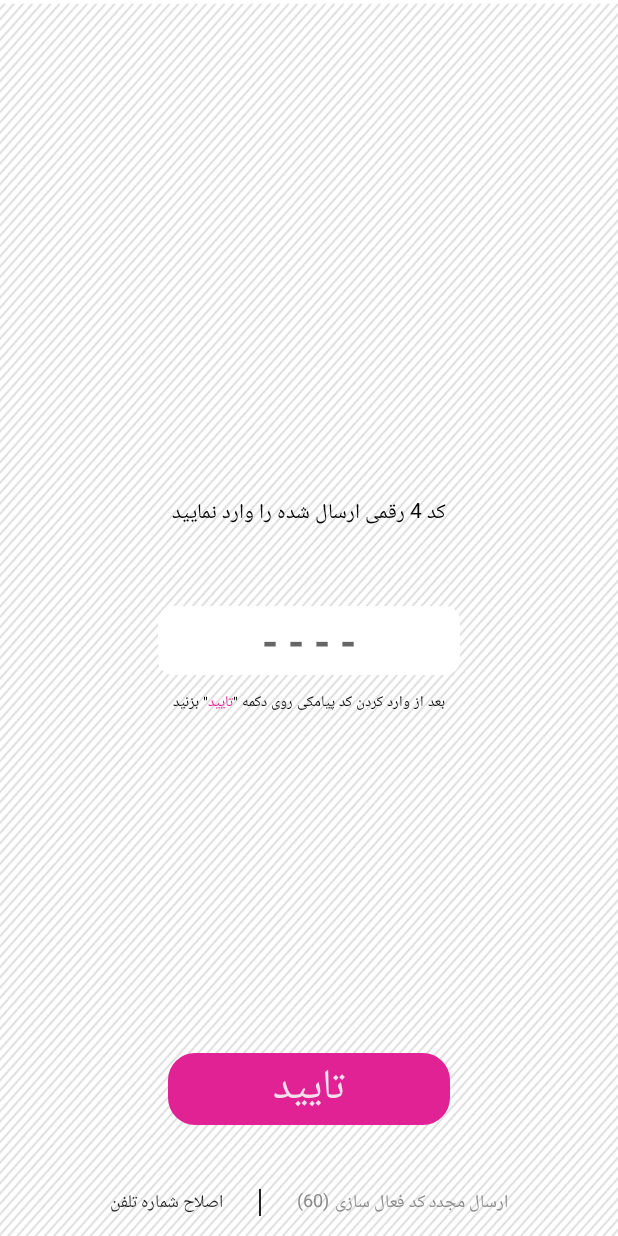
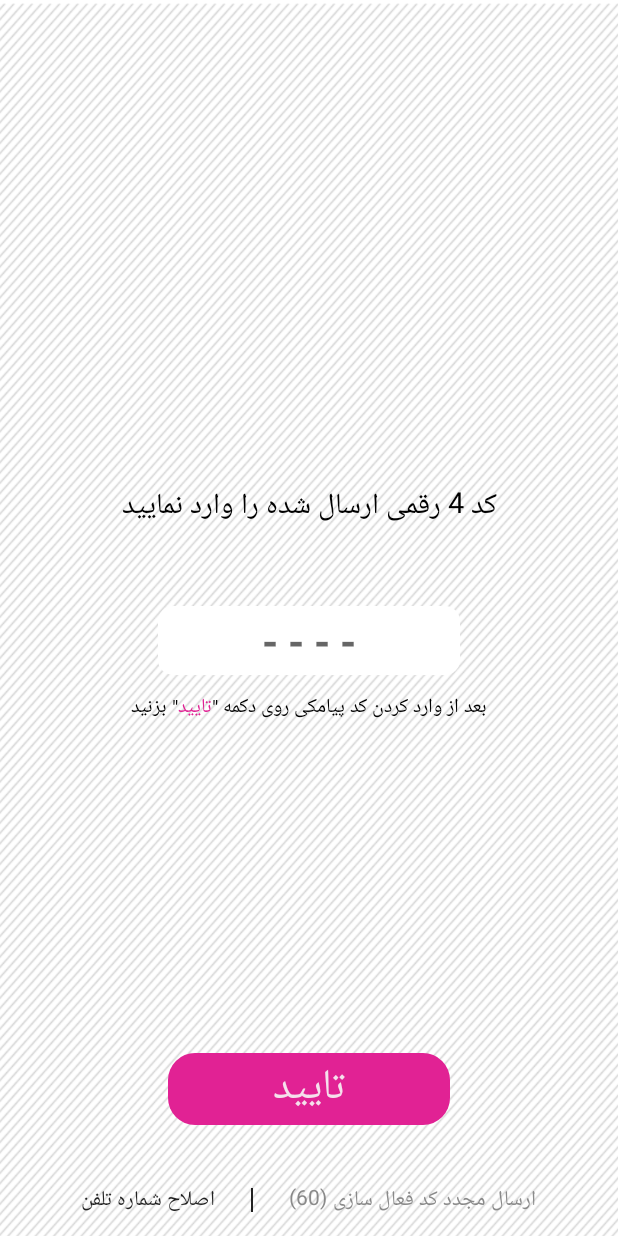
Before and after one commit to JimmySpark/NiNiGraph, an Android app: the layout activity_code_verification.xml on its own in the app's theme, with its tools: preview values and no code run, on a phone screen of 412 x 824 dp. Run offline under Robolectric (Android 15) with nearby library versions, the phone set to English and light mode, and no system bars.

Commit message:
Finish Project V1 (2)

```diff
--- a/NiNiGraph/app/src/main/java/ir/ninigraph/ninigraph/Adapter/RecyclerOrderEditThemeAdapter.java
+++ b/NiNiGraph/app/src/main/java/ir/ninigraph/ninigraph/Adapter/RecyclerOrderEditThemeAdapter.java
@@ -72,7 +72,6 @@ public class RecyclerOrderEditThemeAdapter extends RecyclerView.Adapter<Recycler
                 skipMemoryCache(true).
                 into(holder.img_theme);
 
-        Toast.makeText(context, "image_status: "+theme.image_status, Toast.LENGTH_SHORT).show();
         switch (th.image_status) {
 
             case 0:
@@ -81,9 +80,7 @@ public class RecyclerOrderEditThemeAdapter extends RecyclerView.Adapter<Recycler
                     @Override
                     public void onClick(View v) {
 
-                        Toast.makeText(context, "position: "+position, Toast.LENGTH_SHORT).show();
-                        Toast.makeText(context, "id: "+th.getId(), Toast.LENGTH_SHORT).show();
-                        //Toast.makeText(context, "برای ارسال عکس، لمس طولانی کنید", Toast.LENGTH_LONG).show();
+                        Toast.makeText(context, "برای ارسال عکس، لمس طولانی کنید", Toast.LENGTH_LONG).show();
                     }
                 });
                 holder.card_theme.setOnLongClickListener(new View.OnLongClickListener() {
@@ -199,7 +196,6 @@ public class RecyclerOrderEditThemeAdapter extends RecyclerView.Adapter<Recycler
                 if (cursor.moveToFirst()) {
                     int status = cursor.getInt(cursor.getColumnIndex(DownloadManager.COLUMN_STATUS));
 
-                    //Toast.makeText(context, String .valueOf(status), Toast.LENGTH_SHORT).show();
                     switch (status) {
 
                         case 1:
--- a/NiNiGraph/app/src/main/res/layout-sw600dp/activity_code_verification.xml
+++ b/NiNiGraph/app/src/main/res/layout-sw600dp/activity_code_verification.xml
@@ -51,7 +51,7 @@
             app:layout_constraintRight_toRightOf="parent"
             android:layout_marginBottom="54dp"
             android:text="@string/enter_code"
-            android:textSize="20sp"
+            android:textSize="28sp"
             android:textColor="#000"/>
 
         <LinearLayout
@@ -67,35 +67,35 @@
                 android:layout_width="wrap_content"
                 android:layout_height="wrap_content"
                 android:text="@string/verification_caption_part3"
-                android:textSize="14sp"
+                android:textSize="19sp"
                 android:textColor="#000"/>
 
             <TextView
                 android:layout_width="wrap_content"
                 android:layout_height="wrap_content"
                 android:text=' "'
-                android:textSize="14sp"
+                android:textSize="19sp"
                 android:textColor="#000"/>
 
             <TextView
                 android:layout_width="wrap_content"
                 android:layout_height="wrap_content"
                 android:text="@string/verification_caption_part2"
-                android:textSize="14sp"
+                android:textSize="19sp"
                 android:textColor="@color/colorAccent"/>
 
             <TextView
                 android:layout_width="wrap_content"
                 android:layout_height="wrap_content"
                 android:text='" '
-                android:textSize="14sp"
+                android:textSize="19sp"
                 android:textColor="#000"/>
 
             <TextView
                 android:layout_width="wrap_content"
                 android:layout_height="wrap_content"
                 android:text="@string/verification_caption_part1"
-                android:textSize="14sp"
+                android:textSize="19sp"
                 android:textColor="#000"/>
         </LinearLayout>
 
@@ -127,12 +127,12 @@
                 android:layout_width="wrap_content"
                 android:layout_height="wrap_content"
                 android:text="@string/edit_phone_number"
-                android:textSize="18sp"
+                android:textSize="22sp"
                 android:textColor="#dc000000"/>
 
             <ImageView
                 android:layout_width="2dp"
-                android:layout_height="24dp"
+                android:layout_height="22dp"
                 android:background="#dc000000"
                 android:layout_marginRight="24dp"
                 android:layout_marginLeft="24dp"/>
@@ -147,7 +147,7 @@
                     android:layout_width="wrap_content"
                     android:layout_height="wrap_content"
                     android:text="@string/number_seconds"
-                    android:textSize="18sp"
+                    android:textSize="22sp"
                     android:textColor="#dc787878"
                     android:layout_marginRight="4dp"/>
 
@@ -156,7 +156,7 @@
                     android:layout_width="wrap_content"
                     android:layout_height="wrap_content"
                     android:text="@string/send_code_again"
-                    android:textSize="18sp"
+                    android:textSize="22sp"
                     android:textColor="#dc787878"/>
             </LinearLayout>
 
--- a/NiNiGraph/app/src/main/res/layout/activity_code_verification.xml
+++ b/NiNiGraph/app/src/main/res/layout/activity_code_verification.xml
@@ -51,7 +51,7 @@
             app:layout_constraintRight_toRightOf="parent"
             android:layout_marginBottom="44dp"
             android:text="@string/enter_code"
-            android:textSize="14sp"
+            android:textSize="19sp"
             android:textColor="#000"/>
 
         <LinearLayout
@@ -67,35 +67,35 @@
                 android:layout_width="wrap_content"
                 android:layout_height="wrap_content"
                 android:text="@string/verification_caption_part3"
-                android:textSize="10sp"
+                android:textSize="13sp"
                 android:textColor="#000"/>
 
             <TextView
                 android:layout_width="wrap_content"
                 android:layout_height="wrap_content"
                 android:text=' "'
-                android:textSize="10sp"
+                android:textSize="13sp"
                 android:textColor="#000"/>
 
             <TextView
                 android:layout_width="wrap_content"
                 android:layout_height="wrap_content"
                 android:text="@string/verification_caption_part2"
-                android:textSize="10sp"
+                android:textSize="13sp"
                 android:textColor="@color/colorAccent"/>
 
             <TextView
                 android:layout_width="wrap_content"
                 android:layout_height="wrap_content"
                 android:text='" '
-                android:textSize="10sp"
+                android:textSize="13sp"
                 android:textColor="#000"/>
 
             <TextView
                 android:layout_width="wrap_content"
                 android:layout_height="wrap_content"
                 android:text="@string/verification_caption_part1"
-                android:textSize="10sp"
+                android:textSize="13sp"
                 android:textColor="#000"/>
         </LinearLayout>
 
@@ -127,12 +127,12 @@
                 android:layout_width="wrap_content"
                 android:layout_height="wrap_content"
                 android:text="@string/edit_phone_number"
-                android:textSize="12sp"
+                android:textSize="14sp"
                 android:textColor="#dc000000"/>
 
             <ImageView
                 android:layout_width="1dp"
-                android:layout_height="18dp"
+                android:layout_height="16dp"
                 android:background="#dc000000"
                 android:layout_marginRight="24dp"
                 android:layout_marginLeft="24dp"/>
@@ -147,7 +147,7 @@
                     android:layout_width="wrap_content"
                     android:layout_height="wrap_content"
                     android:text="@string/number_seconds"
-                    android:textSize="12sp"
+                    android:textSize="14sp"
                     android:textColor="#dc787878"
                     android:layout_marginRight="4dp"/>
 
@@ -156,7 +156,7 @@
                     android:layout_width="wrap_content"
                     android:layout_height="wrap_content"
                     android:text="@string/send_code_again"
-                    android:textSize="12sp"
+                    android:textSize="14sp"
                     android:textColor="#dc787878"/>
             </LinearLayout>
 
--- a/NiNiGraph/app/src/main/res/layout/activity_main_menu.xml
+++ b/NiNiGraph/app/src/main/res/layout/activity_main_menu.xml
@@ -83,6 +83,7 @@
                         android:orientation="vertical"
                         android:background="#fff"
                         android:visibility="gone"
+                        android:gravity="center"
                         app:layout_constraintTop_toBottomOf="@+id/lay_newest">
 
                         <LinearLayout
@@ -112,7 +113,8 @@
                         <android.support.v7.widget.RecyclerView
                             android:id="@+id/recycler_occasional_category"
                             android:layout_width="match_parent"
-                            android:layout_height="wrap_content" />
+                            android:layout_height="wrap_content"
+                            android:layout_gravity="center"/>
 
                         <android.support.v7.widget.RecyclerView
                             android:id="@+id/recycler_occasional"
--- a/NiNiGraph/app/src/main/res/layout/layout_recycler_occasional.xml
+++ b/NiNiGraph/app/src/main/res/layout/layout_recycler_occasional.xml
@@ -5,7 +5,7 @@
     xmlns:app="http://schemas.android.com/apk/res-auto">
 
     <android.support.v7.widget.CardView
-        android:layout_width="200dp"
+        android:layout_width="208dp"
         android:layout_height="150dp"
         app:cardUseCompatPadding="true"
         app:cardElevation="4dp"
--- a/NiNiGraph/app/src/main/res/layout/layout_recycler_occasional_category.xml
+++ b/NiNiGraph/app/src/main/res/layout/layout_recycler_occasional_category.xml
@@ -7,7 +7,7 @@
 
     <android.support.v7.widget.CardView
         android:id="@+id/card_category"
-        android:layout_width="180dp"
+        android:layout_width="208dp"
         android:layout_height="130dp"
         app:cardCornerRadius="8dp"
         app:cardElevation="4dp"
--- a/NiNiGraph/app/src/main/res/layout/layout_recycler_theme_category.xml
+++ b/NiNiGraph/app/src/main/res/layout/layout_recycler_theme_category.xml
@@ -38,7 +38,7 @@
                 android:layout_toRightOf="@+id/img_icon"
                 android:layout_centerVertical="true"
                 android:layout_marginLeft="16dp"
-                android:textColor="#fff"
+                android:textColor="#000"
                 android:textSize="18sp"/>
 
             <ImageView
@@ -46,6 +46,7 @@
                 android:layout_width="34dp"
                 android:layout_height="34dp"
                 android:src="@drawable/icon_closed_category"
+                android:tint="#000"
                 android:layout_alignParentLeft="true"
                 android:layout_centerVertical="true"/>
 
```
Also changed, not shown: NiNiGraph/app/src/main/java/ir/ninigraph/ninigraph/Activity/FollowOrderActivity.java (+10 -5 lines), NiNiGraph/app/src/main/res/drawable/bg_payment_title.xml (+2 -5 lines), NiNiGraph/app/src/main/res/layout-sw600dp/activity_main.xml (+7 -7 lines), NiNiGraph/app/src/main/res/layout/activity_main.xml (+7 -7 lines), NiNiGraph/app/src/main/res/layout/activity_payment_edit.xml (+9 -21 lines), NiNiGraph/app/src/main/res/layout/dialog_new_order.xml (+0 -14 lines).
